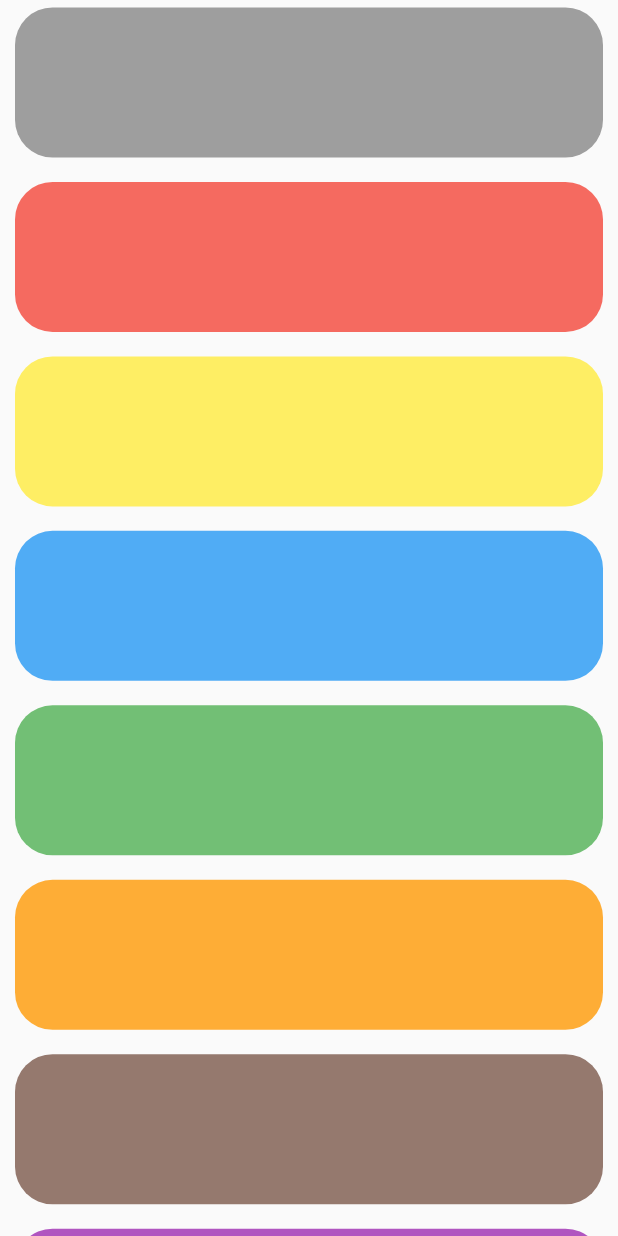
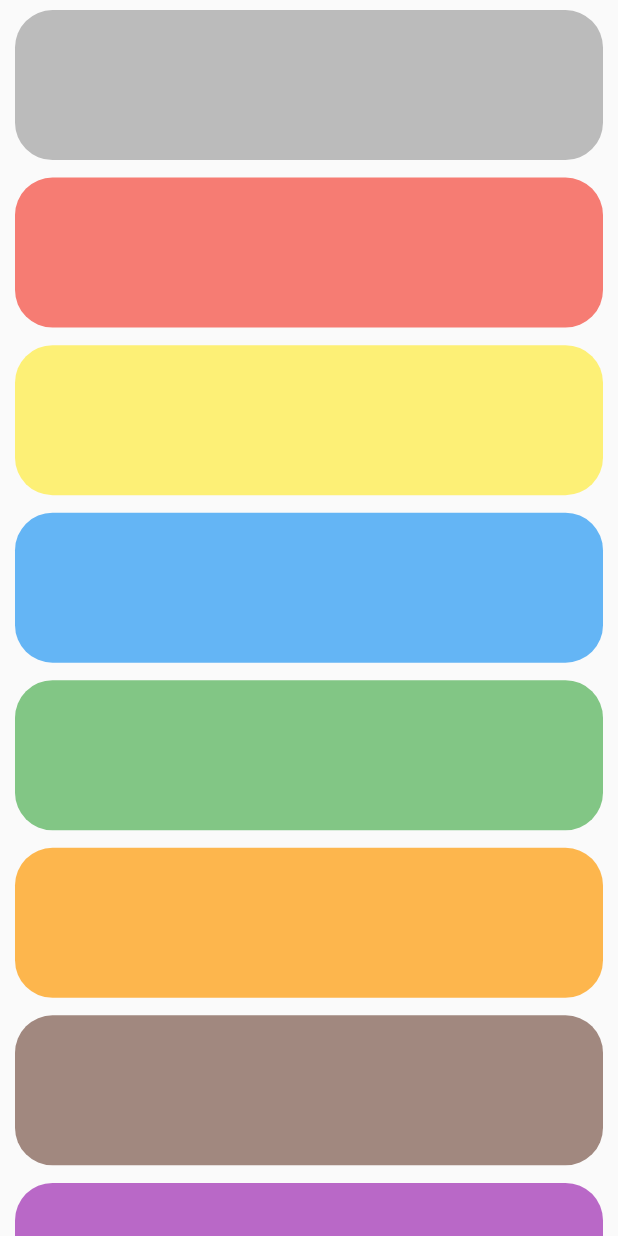
Before and after one commit to turlvo/flutter_animation_list, a Flutter app: the first screen one second after launch, on a phone screen of 412 x 824 dp. Run offline on Flutter 3.47's test engine with Material 2 defaults, Android fonts, the phone set to English and light mode, and no system bars.

Commit message:
changed from 'ListView' widget to 'ListView.builder' for performance

```diff
--- a/example/lib/main.dart
+++ b/example/lib/main.dart
@@ -79,9 +79,11 @@ class _MyHomePageState extends State<MyHomePage> {
     return Scaffold(
       body: Center(
         child: AnimationList(
+            duration: 1500,
+            reBounceDepth: 30,
             children: data.map((item) {
-          return _buildTile(item['title'], item['backgroundColor']);
-        }).toList()),
+              return _buildTile(item['title'], item['backgroundColor']);
+            }).toList()),
       ),
     );
   }
--- a/example/pubspec.yaml
+++ b/example/pubspec.yaml
@@ -47,8 +47,8 @@ flutter:
   uses-material-design: true
 
   # To add assets to your application, add an assets section, like this:
-  assets:
-    - assets/
+  # assets:
+  #   - assets/
 
 
   # An image asset can refer to one or more resolution-specific "variants", see
--- a/lib/animation_list.dart
+++ b/lib/animation_list.dart
@@ -90,7 +90,7 @@ class _AnimationListState extends State<AnimationList>
     return AnimatedBuilder(
       animation: controller,
       builder: (context, child) {
-        return ListView(
+        return ListView.builder(
           key: widget.key,
           controller: widget.controller,
           primary: widget.primary,
@@ -105,30 +105,30 @@ class _AnimationListState extends State<AnimationList>
           keyboardDismissBehavior: widget.keyboardDismissBehavior,
           restorationId: widget.restorationId,
           clipBehavior: widget.clipBehavior,
-            children: widget.children.asMap().entries.map((item) {
-              bounceUp = Tween<double>(
-                      begin: MediaQuery.of(context).size.height, end: 0)
+          itemCount: widget.children.length,
+          itemBuilder: (BuildContext context, int index) {
+            bounceUp =
+                Tween<double>(begin: MediaQuery.of(context).size.height, end: 0)
                     .animate(
               CurvedAnimation(
                 parent: controller,
                 curve: Interval(
-                      0.0 + (item.key * 0.1) >= 0.5 ? 0.5 : item.key * 0.1, 0.5,
+                    0.0 + (index * 0.1) >= 0.5 ? 0.5 : index * 0.1, 0.5,
                     curve: Curves.easeInOut),
               ),
             );
+
             return Opacity(
-                opacity: item.key != 0 ? opacity.value : 1,
+              opacity: opacity.value,
               child: Container(
-                  margin: item.key == 0
-                      ? null
-                      : EdgeInsets.only(
-                          top: bounceUp.value +
-                              bounceDown.value -
-                              bounceReUp.value),
-                  child: item.value,
+                margin: EdgeInsets.only(
+                  top: bounceUp.value + bounceDown.value - bounceReUp.value,
+                ),
+                child: widget.children[index],
               ),
             );
-            }).toList());
+          },
+        );
       },
     );
   }
--- a/pubspec.yaml
+++ b/pubspec.yaml
@@ -1,6 +1,6 @@
 name: animation_list
 description: A Flutter package project that is a simple animation listview widget.
-version: 0.0.2
+version: 1.2.0
 homepage: https://github.com/turlvo/flutter_animation_list
 
 environment:
```
Also changed, not shown: example/pubspec.lock, 2 other files. Lines whose indentation alone changed are shown as unchanged.
